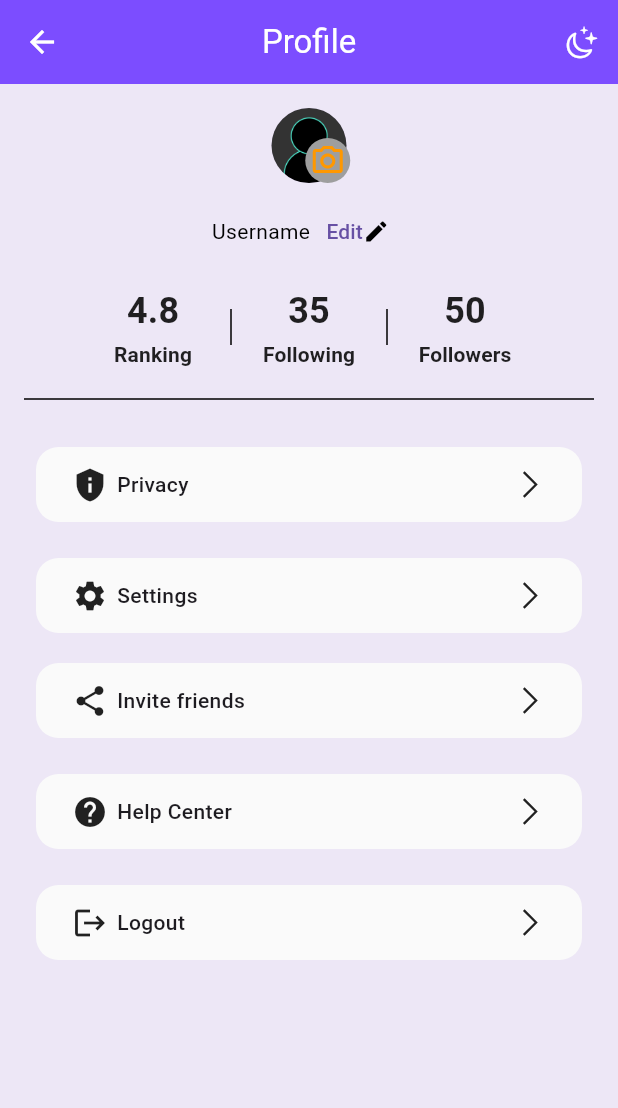
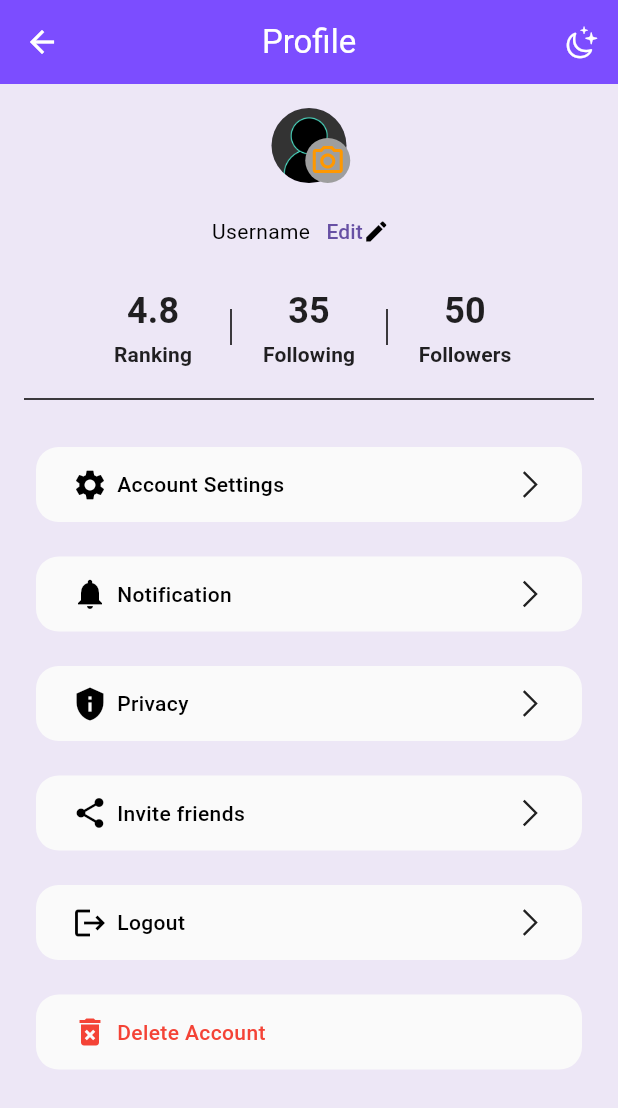
Before and after one commit to fahu5/Bookie_, a Flutter app: the ProfileScreen screen opened directly, on a phone screen of 412 x 824 dp. Shown: the top 1108 px of the screen. Run offline on Flutter 3.47's test engine with Material 3 defaults, Android fonts, the phone set to English and light mode, and no system bars; our stand-ins replace cloud_firestore, curved_navigation_bar, firebase_auth, firebase_core, get, line_awesome_flutter and 1 more; accounts and stored records are empty.

Commit message:
8th commit

```diff
--- a/lib/profile_full_page/profile_list.dart
+++ b/lib/profile_full_page/profile_list.dart
@@ -5,12 +5,16 @@ class ProfileListItem extends StatelessWidget {
   final IconData icon;
   final String text;
   final bool hasNavigation;
+  final Color iconColor;
+  final Color textColor;
 
-  const ProfileListItem( {
-    super.key,
+  const ProfileListItem({
+    super.key, // removed super.key
     required this.icon,
     required this.text,
     this.hasNavigation = true,
+    required this.iconColor,
+    required this.textColor,
   });
 
   @override
@@ -20,34 +24,35 @@ class ProfileListItem extends StatelessWidget {
       margin: const EdgeInsets.symmetric(
         horizontal: 8,
       ).copyWith(
-        bottom:  20,
+        bottom: 20,
       ),
       padding: const EdgeInsets.symmetric(
-        horizontal:  24.0,
+        horizontal: 24.0,
       ),
       decoration: BoxDecoration(
         color: Colors.grey.shade50,
         borderRadius: BorderRadius.circular(15),
-
       ),
       child: Row(
         children: <Widget>[
           Icon(
             icon,
-            size:  24.0,
+            size: 24.0,
+            color: iconColor,
           ),
-          const SizedBox(width: 6),
+           const SizedBox(width: 6),
           Text(
             text,
-            style: const TextStyle(
+            style: TextStyle(
               fontWeight: FontWeight.w500,
+              color: textColor,
             ),
           ),
           const Spacer(),
           if (hasNavigation)
             const Icon(
               LineAwesomeIcons.angle_right,
-              size:  24.0,
+              size: 24.0,
             ),
         ],
       ),
--- a/lib/profile_full_page/profile_pagedesign.dart
+++ b/lib/profile_full_page/profile_pagedesign.dart
@@ -51,32 +51,51 @@ class ProfileScreen extends StatelessWidget {
             buildDivider(),
             const SizedBox(height: 24.0),
             const ProfileListItem(
+              icon: Icons.settings,
+              text: 'Account Settings',
+              hasNavigation: true,
+              iconColor: Colors.black,
+              textColor: Colors.black,
+            ),
+            const SizedBox(height: 3),
+            const ProfileListItem(
+              icon: Icons.notifications,
+              text: 'Notification',
+              hasNavigation: true,
+              iconColor: Colors.black,
+              textColor: Colors.black,
+            ),
+            const SizedBox(height: 3),
+            const ProfileListItem(
               icon: Icons.privacy_tip,
               text: 'Privacy',
               hasNavigation: true,
+              iconColor: Colors.black,
+              textColor: Colors.black,
             ),
-            const SizedBox(height: 4),
-            const ProfileListItem(
-              icon: Icons.settings,
-              text: 'Settings',
-              hasNavigation: true,
-            ),
+            const SizedBox(height: 3),
             const ProfileListItem(
               icon: Icons.share,
               text: 'Invite friends',
               hasNavigation: true,
+              iconColor: Colors.black,
+              textColor: Colors.black,
             ),
-            const SizedBox(height: 4),
-            const ProfileListItem(
-              icon: Icons.help,
-              text: 'Help Center',
-              hasNavigation: true,
-            ),
-            const SizedBox(height: 4),
+            const SizedBox(height: 3),
             const ProfileListItem(
               icon: Icons.logout,
               text: 'Logout',
               hasNavigation: true,
+              iconColor: Colors.black,
+              textColor: Colors.black,
+            ),
+            const SizedBox(height: 3),
+            const ProfileListItem(
+              icon: Icons.delete_forever,
+              text: 'Delete Account',
+              hasNavigation: false,
+              iconColor: Colors.red,
+              textColor: Colors.red,
             ),
 
         ],
```
